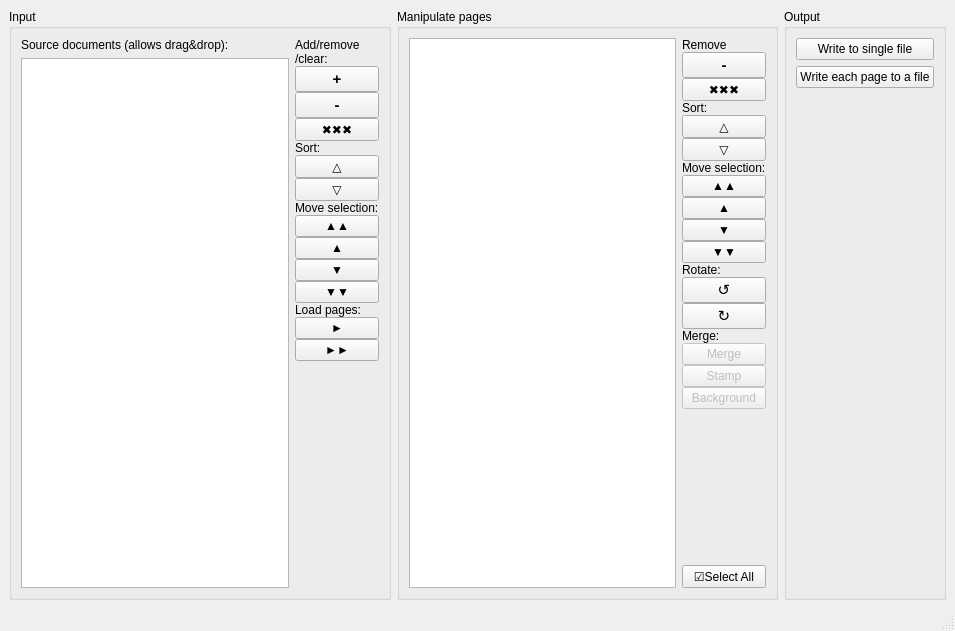
First picture: the form in wndmain.ui, repository ronanpaixao/PyPDFTK, before the edit.
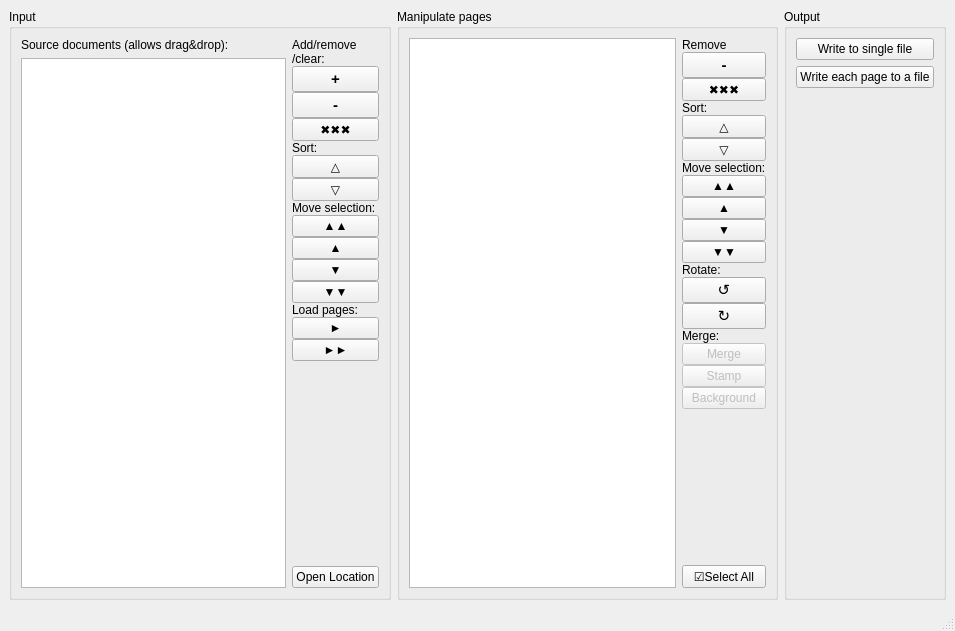
Second picture: the form after the edit. Custom widgets are drawn as their Qt base class.

Commit message: Implement a new "Open Location" button to open file location

```diff
--- a/wndmain.ui
+++ b/wndmain.ui
@@ -222,6 +222,13 @@
            </property>
           </spacer>
          </item>
+         <item>
+          <widget class="QPushButton" name="btnFileOpenLoc">
+           <property name="text">
+            <string>Open Location</string>
+           </property>
+          </widget>
+         </item>
         </layout>
        </item>
       </layout>
```
The commit also changes 1 other file.
